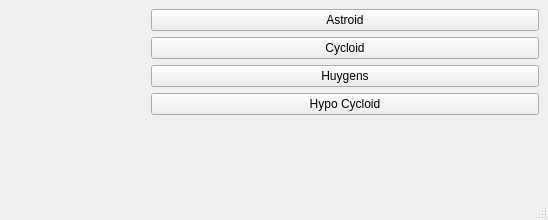
The window that mainwindow.ui (revolt268/QtCurvesCPP) describes before a commit, drawn with Qt 5; both pictures show x 253 to 801 and y 0 to 220 of the 801 by 220 pixel window.
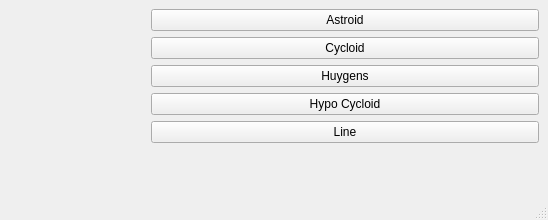
The same window after the commit. Custom widgets are drawn as their Qt base class.

Commit message: Rendering Line

What changed in the file:
```diff
--- a/mainwindow.ui
+++ b/mainwindow.ui
@@ -50,6 +50,13 @@
           </property>
          </widget>
         </item>
+        <item>
+         <widget class="QPushButton" name="btnLine">
+          <property name="text">
+           <string>Line</string>
+          </property>
+         </widget>
+        </item>
         <item>
          <spacer name="verticalSpacer">
           <property name="orientation">
```
The commit also changes 4 other files.
